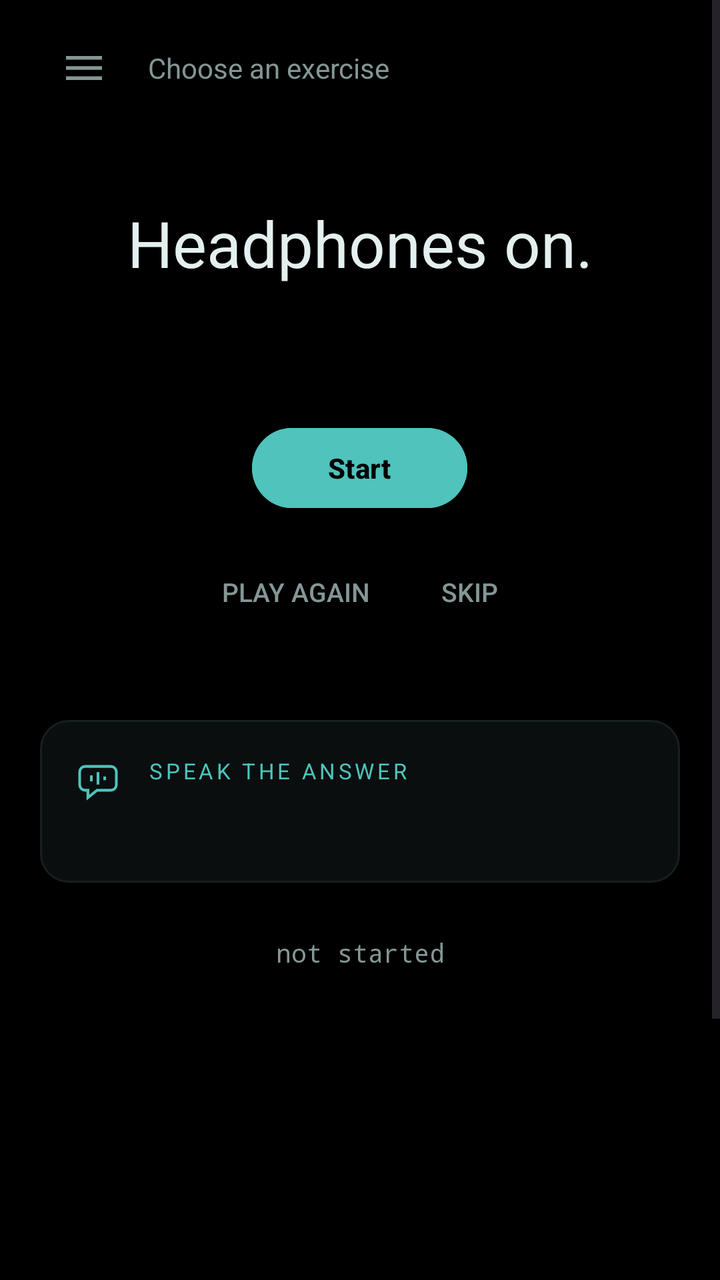
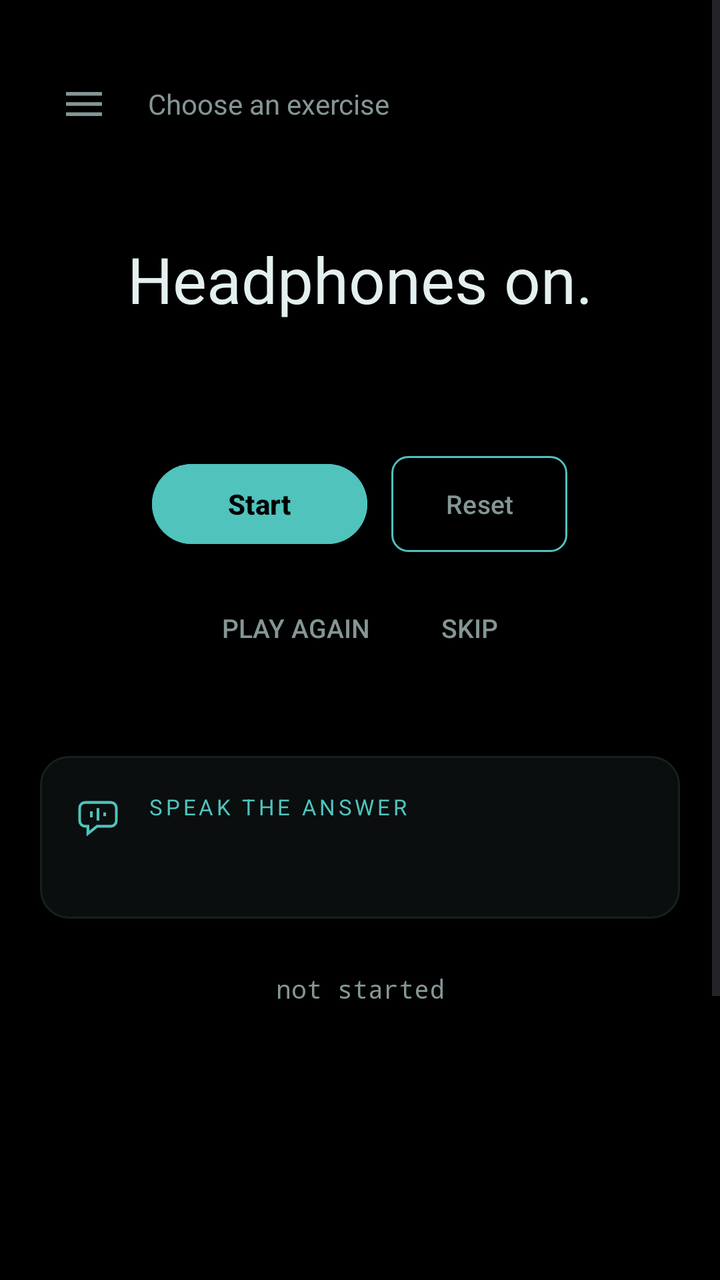

An Android layout rendered at two revisions. The XML below is the earlier revision; the diff shows what the commit changed to produce the second picture.
<!-- AndroidManifest.xml: application theme Theme.Ear -->
<!-- res/layout/activity_main.xml -->
<?xml version="1.0" encoding="utf-8"?>
<androidx.drawerlayout.widget.DrawerLayout
    xmlns:android="http://schemas.android.com/apk/res/android"
    android:id="@+id/drawer"
    android:layout_width="match_parent"
    android:layout_height="match_parent"
    android:background="@color/ground"
    android:fitsSystemWindows="true">

    
    <ScrollView
        android:layout_width="match_parent"
        android:layout_height="match_parent"
        android:fillViewport="true">

        <LinearLayout
            android:layout_width="match_parent"
            android:layout_height="wrap_content"
            android:orientation="vertical"
            android:paddingStart="20dp"
            android:paddingEnd="20dp"
            android:paddingTop="12dp"
            android:paddingBottom="40dp">

            <LinearLayout
                android:layout_width="match_parent"
                android:layout_height="wrap_content"
                android:orientation="horizontal"
                android:gravity="center_vertical">

                <ImageButton
                    android:id="@+id/menu"
                    android:layout_width="44dp"
                    android:layout_height="44dp"
                    android:background="?android:attr/selectableItemBackgroundBorderless"
                    android:contentDescription="Exercises"
                    android:src="@drawable/ic_menu" />

                <TextView
                    android:id="@+id/lessonTitle"
                    android:layout_width="0dp"
                    android:layout_height="wrap_content"
                    android:layout_weight="1"
                    android:layout_marginStart="10dp"
                    android:textColor="@color/ink_dim"
                    android:textSize="14sp"
                    android:text="Choose an exercise" />
            </LinearLayout>

            
            <TextView
                android:id="@+id/status"
                android:layout_width="match_parent"
                android:layout_height="wrap_content"
                android:layout_marginTop="44dp"
                android:gravity="center"
                android:textColor="@color/ink"
                android:textSize="32sp"
                android:text="Headphones on." />

            <TextView
                android:id="@+id/heard"
                android:layout_width="match_parent"
                android:layout_height="wrap_content"
                android:layout_marginTop="16dp"
                android:gravity="center"
                android:textColor="@color/aqua"
                android:textSize="14sp"
                android:fontFamily="monospace" />

            <Button
                android:id="@+id/transport"
                android:layout_width="wrap_content"
                android:layout_height="wrap_content"
                android:layout_gravity="center"
                android:layout_marginTop="32dp"
                android:paddingStart="38dp"
                android:paddingEnd="38dp"
                android:backgroundTint="@color/aqua"
                android:textColor="@color/ground"
                android:textStyle="bold"
                android:text="Start" />

            
            <LinearLayout
                android:layout_width="wrap_content"
                android:layout_height="wrap_content"
                android:layout_gravity="center"
                android:layout_marginTop="14dp"
                android:orientation="horizontal">

                <Button
                    android:id="@+id/again"
                    style="?android:attr/borderlessButtonStyle"
                    android:layout_width="wrap_content"
                    android:layout_height="wrap_content"
                    android:minWidth="0dp"
                    android:paddingStart="18dp"
                    android:paddingEnd="18dp"
                    android:textColor="@color/ink_dim"
                    android:textSize="13sp"
                    android:text="Play again" />

                <Button
                    android:id="@+id/skip"
                    style="?android:attr/borderlessButtonStyle"
                    android:layout_width="wrap_content"
                    android:layout_height="wrap_content"
                    android:minWidth="0dp"
                    android:paddingStart="18dp"
                    android:paddingEnd="18dp"
                    android:textColor="@color/ink_dim"
                    android:textSize="13sp"
                    android:text="Skip" />
            </LinearLayout>

            
            <LinearLayout
                android:id="@+id/sayable"
                android:layout_width="match_parent"
                android:layout_height="wrap_content"
                android:layout_marginTop="40dp"
                android:orientation="horizontal"
                android:gravity="top"
                android:background="@drawable/bg_sayable"
                android:padding="18dp">

                <ImageView
                    android:layout_width="22dp"
                    android:layout_height="22dp"
                    android:layout_marginEnd="14dp"
                    android:layout_marginTop="2dp"
                    android:contentDescription="Speak the answer"
                    android:src="@drawable/ic_speak" />

                <LinearLayout
                    android:layout_width="0dp"
                    android:layout_height="wrap_content"
                    android:layout_weight="1"
                    android:orientation="vertical">

                    <TextView
                        android:layout_width="wrap_content"
                        android:layout_height="wrap_content"
                        android:textColor="@color/aqua"
                        android:textSize="11sp"
                        android:letterSpacing="0.14"
                        android:text="SPEAK THE ANSWER" />

                    <TextView
                        android:id="@+id/vocab"
                        android:layout_width="match_parent"
                        android:layout_height="wrap_content"
                        android:layout_marginTop="8dp"
                        android:textColor="@color/ink"
                        android:textSize="17sp"
                        android:lineSpacingExtra="5dp" />
                </LinearLayout>
            </LinearLayout>

            <TextView
                android:id="@+id/tally"
                android:layout_width="match_parent"
                android:layout_height="wrap_content"
                android:layout_marginTop="26dp"
                android:gravity="center"
                android:textColor="@color/ink_dim"
                android:textSize="13sp"
                android:fontFamily="monospace"
                android:text="not started" />

            
            
            <Space
                android:layout_width="match_parent"
                android:layout_height="220dp" />

            <TextView
                android:layout_width="match_parent"
                android:layout_height="wrap_content"
                android:textColor="@color/ink_faint"
                android:textSize="10sp"
                android:letterSpacing="0.18"
                android:alpha="0.6"
                android:text="LOG — LONG-PRESS TO COPY" />

            <TextView
                android:id="@+id/log"
                android:layout_width="match_parent"
                android:layout_height="wrap_content"
                android:layout_marginTop="8dp"
                android:padding="12dp"
                android:background="@color/sunk"
                android:textColor="@color/ink_faint"
                android:textSize="10sp"
                android:fontFamily="monospace"
                android:textIsSelectable="true" />
        </LinearLayout>
    </ScrollView>

    
    <LinearLayout
        android:layout_width="300dp"
        android:layout_height="match_parent"
        android:layout_gravity="start"
        android:orientation="vertical"
        android:background="@color/raise"
        android:fitsSystemWindows="true">

        <TextView
            android:layout_width="match_parent"
            android:layout_height="wrap_content"
            android:paddingStart="22dp"
            android:paddingEnd="22dp"
            android:paddingTop="26dp"
            android:paddingBottom="14dp"
            android:textColor="@color/ink_faint"
            android:textSize="10sp"
            android:letterSpacing="0.18"
            android:text="EXERCISES" />

        <ListView
            android:id="@+id/lessonList"
            android:layout_width="match_parent"
            android:layout_height="match_parent"
            android:divider="@color/line_soft"
            android:dividerHeight="1dp" />
    </LinearLayout>

</androidx.drawerlayout.widget.DrawerLayout>
<!-- resources referenced by this layout -->
<resources>
  <color name="aqua">#4FC3BC</color>
  <color name="ground">#000000</color>
  <color name="ink">#E4F0EF</color>
  <color name="ink_dim">#849695</color>
  <color name="ink_faint">#51635F</color>
  <color name="line_soft">#0E1514</color>
  <color name="raise">#0A0E0F</color>
  <color name="sunk">#050708</color>
  <!-- drawable bg_sayable (drawable) -->
  <?xml version="1.0" encoding="utf-8"?>
  <shape xmlns:android="http://schemas.android.com/apk/res/android" android:shape="rectangle">
      <solid android:color="@color/raise" />
      <stroke android:width="1dp" android:color="@color/line" />
      <corners android:radius="14dp" />
  </shape>
  <!-- drawable ic_menu (drawable) -->
  <vector xmlns:android="http://schemas.android.com/apk/res/android"
      android:width="24dp" android:height="24dp"
      android:viewportWidth="24" android:viewportHeight="24"
      android:tint="@color/ink_dim">
      <path android:fillColor="#FFFFFF" android:pathData="M3,6h18v1.8h-18z" />
      <path android:fillColor="#FFFFFF" android:pathData="M3,11.1h18v1.8h-18z" />
      <path android:fillColor="#FFFFFF" android:pathData="M3,16.2h18v1.8h-18z" />
  </vector>
  <!-- drawable ic_speak (drawable) -->
  <vector xmlns:android="http://schemas.android.com/apk/res/android"
      android:width="20dp" android:height="20dp"
      android:viewportWidth="24" android:viewportHeight="24">
      
      <path
          android:pathData="M5,3.5 h14 a3,3 0 0 1 3,3 v7 a3,3 0 0 1 -3,3 h-7.5 l-5,4 v-4 h-1.5 a3,3 0 0 1 -3,-3 v-7 a3,3 0 0 1 3,-3 z"
          android:strokeColor="@color/aqua" android:strokeWidth="1.5" android:fillColor="#00000000" />
      <path android:fillColor="@color/aqua" android:pathData="M7.6,8.4h1.5v3.2h-1.5z" />
      <path android:fillColor="@color/aqua" android:pathData="M11.25,6.6h1.5v6.8h-1.5z" />
      <path android:fillColor="@color/aqua" android:pathData="M14.9,9.0h1.5v2h-1.5z" />
  </vector>
  <style name="Theme.Ear" parent="Theme.Material3.DayNight.NoActionBar">
          <item name="android:statusBarColor">@color/ground</item>
          <item name="android:navigationBarColor">@color/ground</item>
          <item name="android:windowBackground">@color/ground</item>
          <item name="colorPrimary">@color/aqua</item>
      </style>
  <color name="line">#16201F</color>
</resources>

<!-- the commit's change to res/layout/activity_main.xml (unified diff, before → after) -->
@@ -4,8 +4,7 @@
     android:id="@+id/drawer"
     android:layout_width="match_parent"
     android:layout_height="match_parent"
-    android:background="@color/ground"
-    android:fitsSystemWindows="true">
+    android:background="@color/ground">
 
     
     <ScrollView
@@ -19,7 +18,7 @@
             android:orientation="vertical"
             android:paddingStart="20dp"
             android:paddingEnd="20dp"
-            android:paddingTop="12dp"
+            android:paddingTop="30dp"
             android:paddingBottom="40dp">
 
             <LinearLayout
@@ -68,18 +67,38 @@
                 android:textSize="14sp"
                 android:fontFamily="monospace" />
 
-            <Button
-                android:id="@+id/transport"
+            <LinearLayout
                 android:layout_width="wrap_content"
                 android:layout_height="wrap_content"
                 android:layout_gravity="center"
                 android:layout_marginTop="32dp"
-                android:paddingStart="38dp"
-                android:paddingEnd="38dp"
-                android:backgroundTint="@color/aqua"
-                android:textColor="@color/ground"
-                android:textStyle="bold"
-                android:text="Start" />
+                android:orientation="horizontal"
+                android:gravity="center_vertical">
+
+                <Button
+                    android:id="@+id/transport"
+                    android:layout_width="wrap_content"
+                    android:layout_height="wrap_content"
+                    android:paddingStart="38dp"
+                    android:paddingEnd="38dp"
+                    android:backgroundTint="@color/aqua"
+                    android:textColor="@color/ground"
+                    android:textStyle="bold"
+                    android:text="Start" />
+
+                
+                <Button
+                    android:id="@+id/reset"
+                    android:layout_width="wrap_content"
+                    android:layout_height="wrap_content"
+                    android:layout_marginStart="12dp"
+                    android:paddingStart="20dp"
+                    android:paddingEnd="20dp"
+                    android:background="@drawable/bg_reset"
+                    android:textColor="@color/ink_dim"
+                    android:textSize="13sp"
+                    android:text="Reset" />
+            </LinearLayout>
 
             
             <LinearLayout
@@ -205,7 +224,7 @@
         android:layout_gravity="start"
         android:orientation="vertical"
         android:background="@color/raise"
-        android:fitsSystemWindows="true">
+        android:paddingTop="26dp">
 
         <TextView
             android:layout_width="match_parent"
@@ -219,12 +238,14 @@
             android:letterSpacing="0.18"
             android:text="EXERCISES" />
 
-        <ListView
+        <ExpandableListView
             android:id="@+id/lessonList"
             android:layout_width="match_parent"
             android:layout_height="match_parent"
             android:divider="@color/line_soft"
-            android:dividerHeight="1dp" />
+            android:dividerHeight="1dp"
+            android:childDivider="@color/line_soft"
+            android:groupIndicator="@null" />
     </LinearLayout>
 
 </androidx.drawerlayout.widget.DrawerLayout>
<!-- resource entries referenced after the edit -->
@@ -8,6 +8,13 @@
   <color name="line_soft">#0E1514</color>
   <color name="raise">#0A0E0F</color>
   <color name="sunk">#050708</color>
+  <!-- drawable bg_reset (drawable) -->
+  <?xml version="1.0" encoding="utf-8"?>
+  <shape xmlns:android="http://schemas.android.com/apk/res/android" android:shape="rectangle">
+      <solid android:color="@android:color/transparent" />
+      <stroke android:width="1dp" android:color="@color/line" />
+      <corners android:radius="8dp" />
+  </shape>
   <!-- drawable bg_sayable (drawable) -->
   <?xml version="1.0" encoding="utf-8"?>
   <shape xmlns:android="http://schemas.android.com/apk/res/android" android:shape="rectangle">
